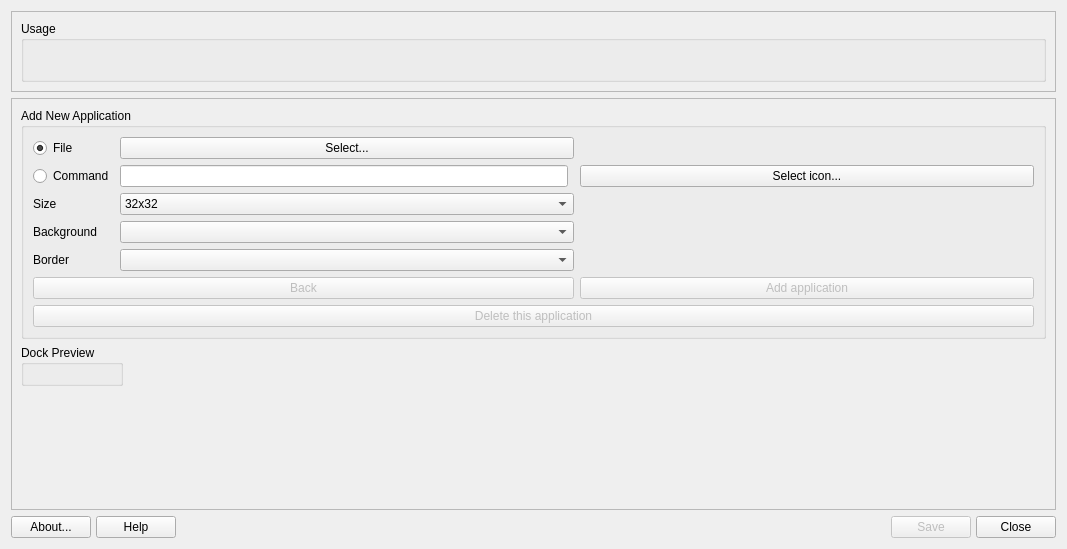
AdrianTM/mx-dockmaker, file mainwindow.ui: the form before one commit.
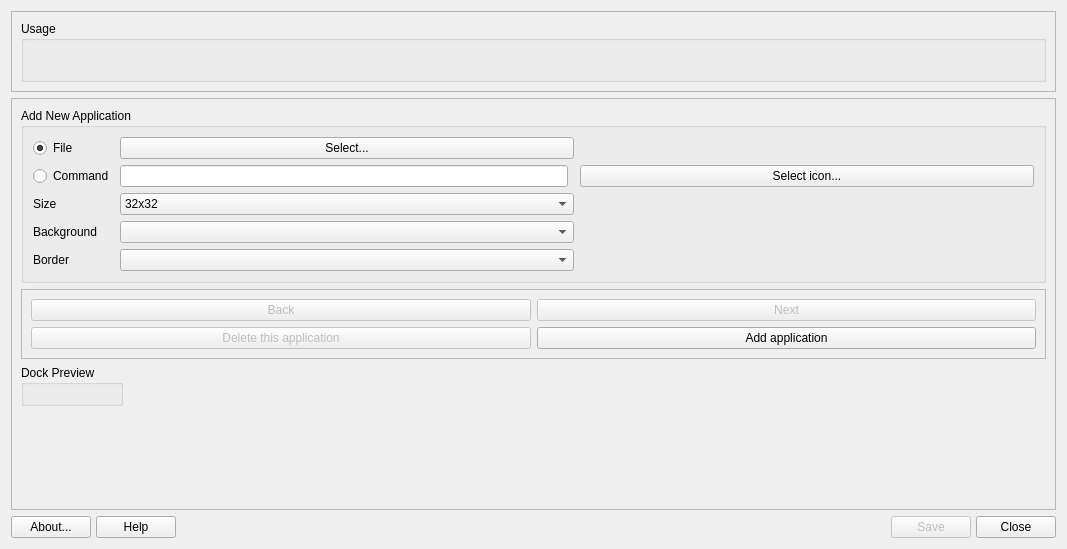
The form after the commit. Icons and pictures are not drawn.

Commit message: * select icons with mouse click   * fixed reloading icons on Next or Prev

What changed in the file:
```diff
--- a/mainwindow.ui
+++ b/mainwindow.ui
@@ -70,7 +70,7 @@
       <number>0</number>
      </property>
      <layout class="QGridLayout" name="gridLayout_2">
-      <item row="4" column="0">
+      <item row="5" column="0">
        <spacer name="verticalSpacer_2">
         <property name="orientation">
          <enum>Qt::Vertical</enum>
@@ -83,12 +83,16 @@
         </property>
        </spacer>
       </item>
-      <item row="3" column="0" alignment="Qt::AlignLeft">
+      <item row="4" column="0" alignment="Qt::AlignLeft">
        <widget class="QGroupBox" name="groupPreview">
         <property name="title">
          <string>Dock Preview</string>
         </property>
-        <layout class="QHBoxLayout" name="horizontalLayout"/>
+        <layout class="QHBoxLayout" name="horizontalLayout">
+         <item>
+          <layout class="QHBoxLayout" name="icons"/>
+         </item>
+        </layout>
        </widget>
       </item>
       <item row="1" column="0" rowspan="2">
@@ -97,71 +101,14 @@
          <string>Add New Application</string>
         </property>
         <layout class="QGridLayout" name="gridLayout">
-         <item row="2" column="0">
-          <widget class="QRadioButton" name="radioCommand">
-           <property name="text">
-            <string>Command</string>
-           </property>
-          </widget>
-         </item>
-         <item row="6" column="3" colspan="2">
-          <widget class="QPushButton" name="buttonNext">
-           <property name="enabled">
-            <bool>false</bool>
-           </property>
-           <property name="sizePolicy">
-            <sizepolicy hsizetype="Preferred" vsizetype="Fixed">
-             <horstretch>0</horstretch>
-             <verstretch>0</verstretch>
-            </sizepolicy>
-           </property>
-           <property name="minimumSize">
-            <size>
-             <width>0</width>
-             <height>0</height>
-            </size>
-           </property>
-           <property name="text">
-            <string>Add application</string>
-           </property>
-           <property name="icon">
-            <iconset theme="go-jump">
-             <normaloff>.</normaloff>.</iconset>
-           </property>
-          </widget>
-         </item>
-         <item row="4" column="1" colspan="2">
-          <widget class="QComboBox" name="comboBgColor"/>
-         </item>
-         <item row="3" column="3">
-          <spacer name="horizontalSpacer_2">
-           <property name="orientation">
-            <enum>Qt::Horizontal</enum>
-           </property>
-           <property name="sizeHint" stdset="0">
-            <size>
-             <width>40</width>
-             <height>20</height>
-            </size>
-           </property>
-          </spacer>
-         </item>
-         <item row="7" column="0" colspan="5">
-          <widget class="QPushButton" name="buttonDelete">
-           <property name="enabled">
-            <bool>false</bool>
-           </property>
-           <property name="text">
-            <string>Delete this application</string>
-           </property>
-           <property name="icon">
-            <iconset theme="edit-delete-symbolic">
-             <normaloff>.</normaloff>.</iconset>
-           </property>
-          </widget>
-         </item>
          <item row="3" column="1" colspan="2">
           <widget class="QComboBox" name="comboSize">
+           <property name="sizePolicy">
+            <sizepolicy hsizetype="Expanding" vsizetype="Fixed">
+             <horstretch>0</horstretch>
+             <verstretch>0</verstretch>
+            </sizepolicy>
+           </property>
            <item>
             <property name="text">
              <string notr="true">32x32</string>
@@ -186,6 +133,23 @@
            </property>
           </widget>
          </item>
+         <item row="2" column="0">
+          <widget class="QRadioButton" name="radioCommand">
+           <property name="text">
+            <string>Command</string>
+           </property>
+          </widget>
+         </item>
+         <item row="4" column="1" colspan="2">
+          <widget class="QComboBox" name="comboBgColor">
+           <property name="sizePolicy">
+            <sizepolicy hsizetype="Expanding" vsizetype="Fixed">
+             <horstretch>0</horstretch>
+             <verstretch>0</verstretch>
+            </sizepolicy>
+           </property>
+          </widget>
+         </item>
          <item row="3" column="0">
           <widget class="QLabel" name="label_3">
            <property name="text">
@@ -201,25 +165,12 @@
           </widget>
          </item>
          <item row="5" column="1" colspan="2">
-          <widget class="QComboBox" name="comboBorderColor"/>
-         </item>
-         <item row="6" column="0" colspan="3">
-          <widget class="QPushButton" name="buttonPrev">
-           <property name="enabled">
-            <bool>false</bool>
-           </property>
-           <property name="minimumSize">
-            <size>
-             <width>0</width>
-             <height>0</height>
-            </size>
-           </property>
-           <property name="text">
-            <string>Back</string>
-           </property>
-           <property name="icon">
-            <iconset theme="go-previous">
-             <normaloff>.</normaloff>.</iconset>
+          <widget class="QComboBox" name="comboBorderColor">
+           <property name="sizePolicy">
+            <sizepolicy hsizetype="Expanding" vsizetype="Fixed">
+             <horstretch>0</horstretch>
+             <verstretch>0</verstretch>
+            </sizepolicy>
            </property>
           </widget>
          </item>
@@ -251,11 +202,120 @@
          </item>
          <item row="0" column="1" colspan="2">
           <widget class="QPushButton" name="buttonSelectApp">
+           <property name="sizePolicy">
+            <sizepolicy hsizetype="Expanding" vsizetype="Fixed">
+             <horstretch>0</horstretch>
+             <verstretch>0</verstretch>
+            </sizepolicy>
+           </property>
            <property name="text">
             <string>Select...</string>
            </property>
           </widget>
          </item>
+         <item row="3" column="3">
+          <spacer name="horizontalSpacer_2">
+           <property name="orientation">
+            <enum>Qt::Horizontal</enum>
+           </property>
+           <property name="sizeType">
+            <enum>QSizePolicy::Expanding</enum>
+           </property>
+           <property name="sizeHint" stdset="0">
+            <size>
+             <width>400</width>
+             <height>20</height>
+            </size>
+           </property>
+          </spacer>
+         </item>
+        </layout>
+       </widget>
+      </item>
+      <item row="3" column="0">
+       <widget class="QFrame" name="frame_2">
+        <property name="frameShape">
+         <enum>QFrame::StyledPanel</enum>
+        </property>
+        <property name="frameShadow">
+         <enum>QFrame::Plain</enum>
+        </property>
+        <layout class="QGridLayout" name="gridLayout_4">
+         <item row="0" column="0">
+          <widget class="QPushButton" name="buttonPrev">
+           <property name="enabled">
+            <bool>false</bool>
+           </property>
+           <property name="minimumSize">
+            <size>
+             <width>0</width>
+             <height>0</height>
+            </size>
+           </property>
+           <property name="text">
+            <string>Back</string>
+           </property>
+           <property name="icon">
+            <iconset theme="go-previous">
+             <normaloff>.</normaloff>.</iconset>
+           </property>
+          </widget>
+         </item>
+         <item row="0" column="1">
+          <widget class="QPushButton" name="buttonNext">
+           <property name="enabled">
+            <bool>false</bool>
+           </property>
+           <property name="sizePolicy">
+            <sizepolicy hsizetype="Preferred" vsizetype="Fixed">
+             <horstretch>0</horstretch>
+             <verstretch>0</verstretch>
+            </sizepolicy>
+           </property>
+           <property name="minimumSize">
+            <size>
+             <width>0</width>
+             <height>0</height>
+            </size>
+           </property>
+           <property name="text">
+            <string>Next</string>
+           </property>
+           <property name="icon">
+            <iconset theme="go-next"/>
+           </property>
+          </widget>
+         </item>
+         <item row="1" column="0">
+          <widget class="QPushButton" name="buttonDelete">
+           <property name="enabled">
+            <bool>false</bool>
+           </property>
+           <property name="text">
+            <string>Delete this application</string>
+           </property>
+           <property name="icon">
+            <iconset theme="edit-delete-symbolic">
+             <normaloff>.</normaloff>.</iconset>
+           </property>
+           <property name="autoDefault">
+            <bool>false</bool>
+           </property>
+          </widget>
+         </item>
+         <item row="1" column="1">
+          <widget class="QPushButton" name="buttonAdd">
+           <property name="enabled">
+            <bool>true</bool>
+           </property>
+           <property name="text">
+            <string>Add application</string>
+           </property>
+           <property name="icon">
+            <iconset theme="add"/>
+           </property>
+          </widget>
+         </item>
         </layout>
        </widget>
       </item>
```
Left out of the diff: 3 changed lines with no effect on the pictures. The commit also changes 54 other files.
